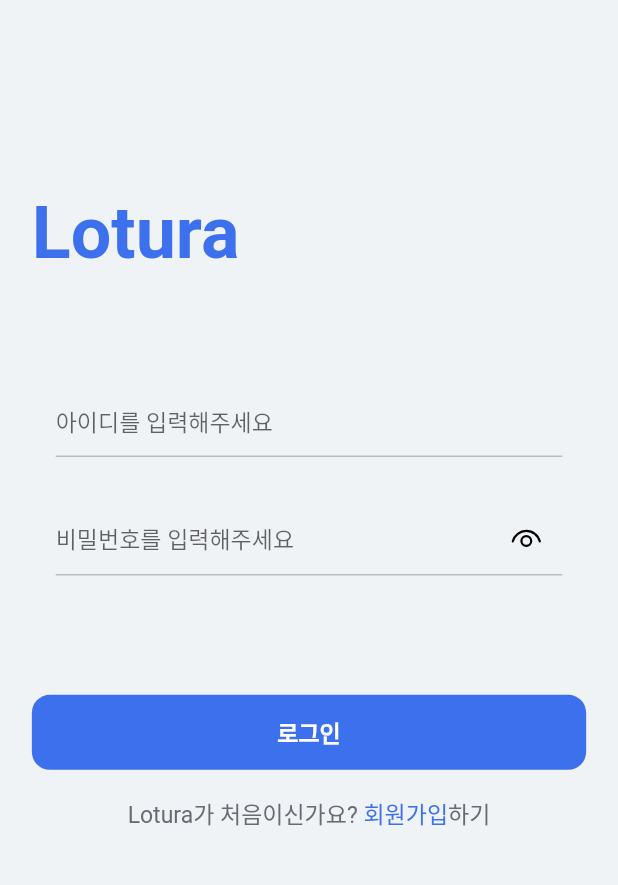
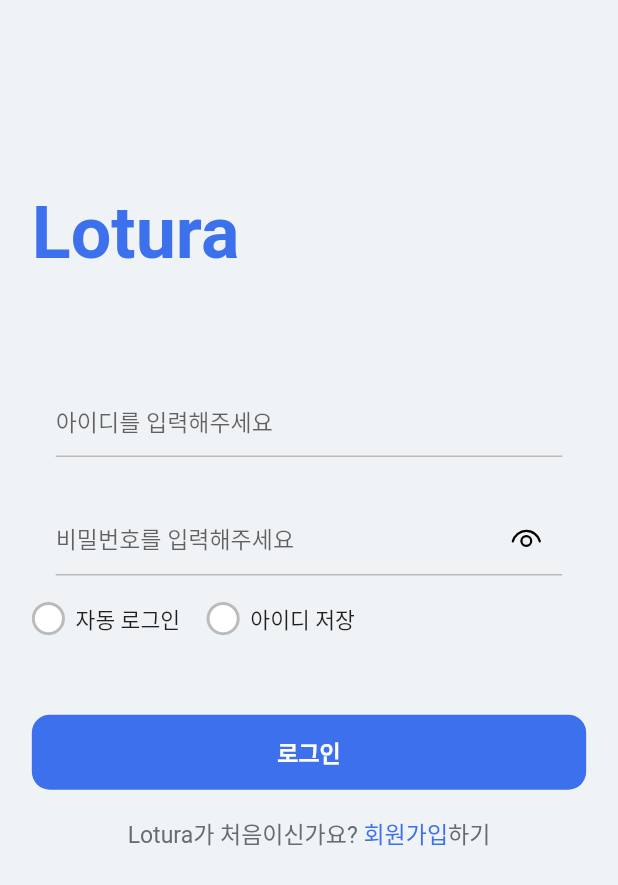
Before and after one commit to Lotura-STAC/STAC-Flutter, a Flutter app: the screen it shows after launch, after a tap on "로그인", on a phone screen of 412 x 824 dp. Shown: the top 885 px of the screen. Run offline on Flutter 3.47's test engine with Material 2 defaults, Android fonts, the phone set to English and light mode, and no system bars; our stand-ins replace equatable, firebase_core, firebase_messaging, fluentui_system_icons, flutter_bloc, flutter_local_notifications and 3 more; accounts and stored records are empty; generated files the repository leaves out were written again; network calls fail.

Commit message:
회원가입 창 뒤로가기 가능하게 설정

```diff
--- a/lib/presentation/sign_in/ui/sign_in_page.dart
+++ b/lib/presentation/sign_in/ui/sign_in_page.dart
@@ -23,7 +23,7 @@
 class _SignInPageState extends State<SignInPage> {
   late final TextEditingController idController;
   late final TextEditingController pwdController;
-  final storage = const FlutterSecureStorage();
+  final _storage = const FlutterSecureStorage();
   bool firstSelected = false, secondSelected = false;
 
   @override
@@ -35,13 +35,16 @@
   }
 
   _asyncMethod() async {
-    dynamic userInfo = '';
-    userInfo = await storage.read(key: 'autoLogin');
-    if (userInfo != null) {
-      Navigator.of(context).pushAndRemoveUntil(
-          MaterialPageRoute(builder: (context) => const MainPage()),
-          (route) => false);
+    dynamic autoLogin = '', saveId = '';
+    saveId = await _storage.read(key: 'saveId');
+    autoLogin = await _storage.read(key: 'autoLogin');
+    if (saveId != null) {
+      idController.text = saveId;
     }
+    // if (autoLogin != null) {
+    //   Navigator.of(context)
+    //       .push(MaterialPageRoute(builder: (context) => const MainPage()));
+    // }
   }
 
   @override
@@ -53,6 +56,12 @@
         child: BlocListener<SignInBloc, SignInState>(
           listener: (context, state) {
             if (state is Loaded) {
+              if (firstSelected) {
+                _storage.write(key: 'autoLogin', value: 'true');
+              }
+              if (secondSelected) {
+                _storage.write(key: 'saveId', value: idController.text);
+              }
               Navigator.of(context).pushAndRemoveUntil(
                   MaterialPageRoute(builder: (context) => const MainPage()),
                   (route) => false);
@@ -96,8 +105,35 @@
                         ),
                       ),
                     ),
-                    SizedBox(height: 70.0.r),
                     SizedBox(height: 20.0.r),
+                    Row(
+                      children: [
+                        LoturaCheckBox(
+                          isSelected: firstSelected,
+                          onPressed: () =>
+                              setState(() => firstSelected = !firstSelected),
+                        ),
+                        SizedBox(width: 8.0.r),
+                        Text(
+                          "자동 로그인",
+                          style: TextStyle(
+                              fontSize: 15.0.sp, fontWeight: FontWeight.w500),
+                        ),
+                        SizedBox(width: 20.0.r),
+                        LoturaCheckBox(
+                          isSelected: secondSelected,
+                          onPressed: () =>
+                              setState(() => secondSelected = !secondSelected),
+                        ),
+                        SizedBox(width: 8.0.r),
+                        Text(
+                          "아이디 저장",
+                          style: TextStyle(
+                              fontSize: 15.0.sp, fontWeight: FontWeight.w500),
+                        ),
+                      ],
+                    ),
+                    SizedBox(height: 60.0.r),
                     LoturaTextButton(
                       text: Text(
                         "로그인",
@@ -116,10 +152,8 @@
                     ),
                     SizedBox(height: 20.0.r),
                     GestureDetector(
-                      onTap: () => Navigator.of(context).pushAndRemoveUntil(
-                          MaterialPageRoute(
-                              builder: (context) => const SignUpPage()),
-                          (route) => false),
+                      onTap: () => Navigator.of(context).push(MaterialPageRoute(
+                          builder: (context) => const SignUpPage())),
                       child: Text.rich(
                         TextSpan(
                           children: [
@@ -207,7 +241,19 @@
                         Text(
                           "자동 로그인",
                           style: TextStyle(
-                              fontSize: 16.0.sp, fontWeight: FontWeight.w500),
+                              fontSize: 15.0.sp, fontWeight: FontWeight.w500),
+                        ),
+                        SizedBox(width: 20.0.r),
+                        LoturaCheckBox(
+                          isSelected: secondSelected,
+                          onPressed: () =>
+                              setState(() => secondSelected = !secondSelected),
+                        ),
+                        SizedBox(width: 8.0.r),
+                        Text(
+                          "아이디 저장",
+                          style: TextStyle(
+                              fontSize: 15.0.sp, fontWeight: FontWeight.w500),
                         ),
                       ],
                     ),
@@ -230,10 +276,8 @@
                     ),
                     SizedBox(height: 20.0.r),
                     GestureDetector(
-                      onTap: () => Navigator.of(context).pushAndRemoveUntil(
-                          MaterialPageRoute(
-                              builder: (context) => const SignUpPage()),
-                          (route) => false),
+                      onTap: () => Navigator.of(context).push(MaterialPageRoute(
+                          builder: (context) => const SignUpPage())),
                       child: Text.rich(
                         TextSpan(
                           children: [
```
